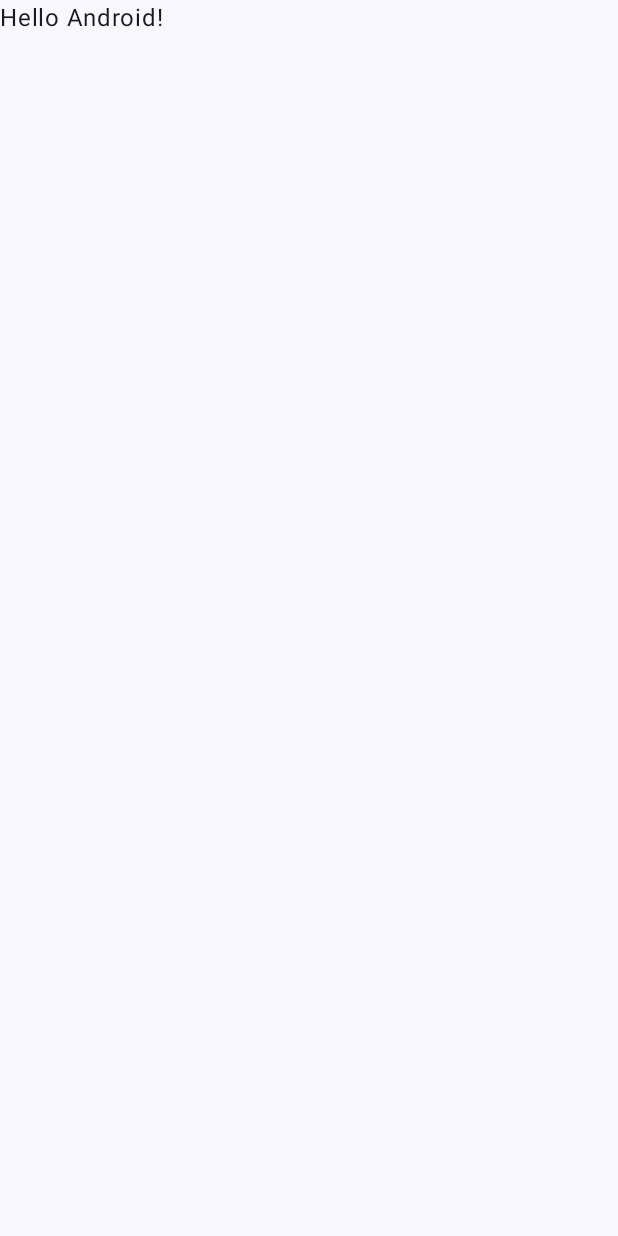
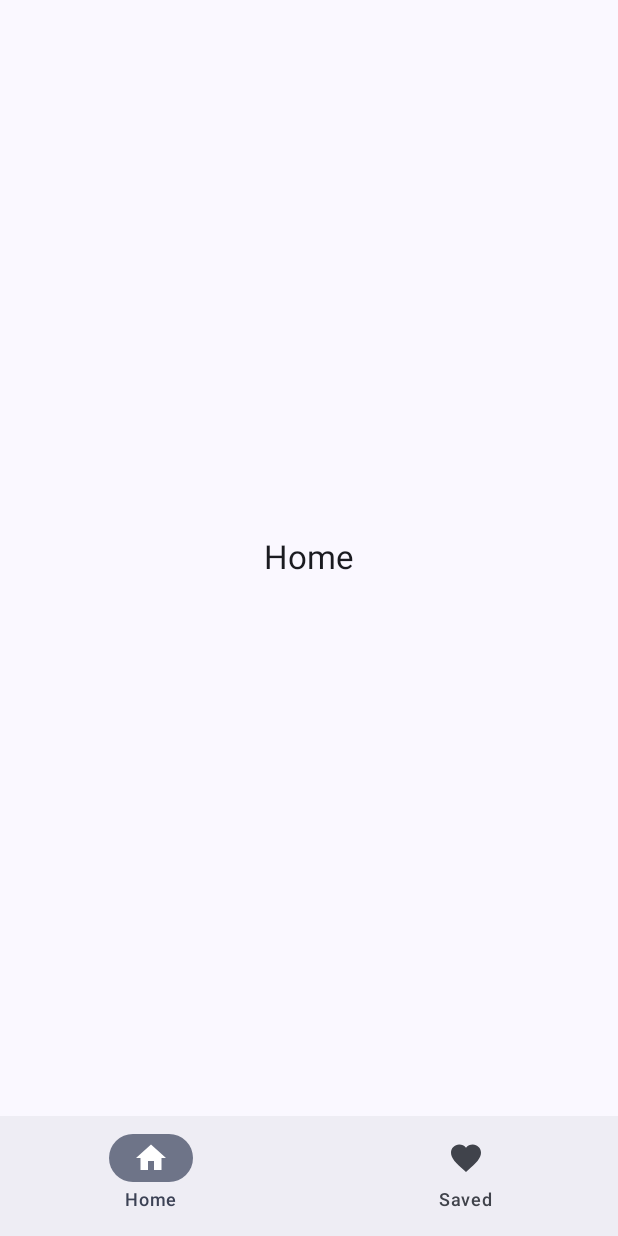
Before and after one commit to Abizer-R/EkaNewsApp, an Android app built with Jetpack Compose: the screen it shows after launch (MainActivity), on a phone screen of 412 x 824 dp. Before the commit the screen is almost empty. Run offline under Robolectric (Android 15) with nearby library versions, the phone set to English and light mode, and no system bars.

Commit message:
Introduced basic bottom navigation

```diff
--- a/app/src/main/java/com/abizer_r/newsapp/MainActivity.kt
+++ b/app/src/main/java/com/abizer_r/newsapp/MainActivity.kt
@@ -11,6 +11,7 @@ import androidx.compose.material3.Text
 import androidx.compose.runtime.Composable
 import androidx.compose.ui.Modifier
 import androidx.compose.ui.tooling.preview.Preview
+import com.abizer_r.newsapp.ui.NewsApp
 import com.abizer_r.newsapp.ui.theme.NewsAppTheme
 
 class MainActivity : ComponentActivity() {
@@ -19,29 +20,8 @@ class MainActivity : ComponentActivity() {
         enableEdgeToEdge()
         setContent {
             NewsAppTheme {
-                Scaffold(modifier = Modifier.fillMaxSize()) { innerPadding ->
-                    Greeting(
-                        name = "Android",
-                        modifier = Modifier.padding(innerPadding)
-                    )
-                }
+                NewsApp()
             }
         }
     }
 }
-
-@Composable
-fun Greeting(name: String, modifier: Modifier = Modifier) {
-    Text(
-        text = "Hello $name!",
-        modifier = modifier
-    )
-}
-
-@Preview(showBackground = true)
-@Composable
-fun GreetingPreview() {
-    NewsAppTheme {
-        Greeting("Android")
-    }
-}
--- /dev/null
+++ b/app/src/main/java/com/abizer_r/newsapp/ui/NewsApp.kt
@@ -0,0 +1,48 @@
+package com.abizer_r.newsapp.ui
+
+import androidx.compose.foundation.layout.Box
+import androidx.compose.foundation.layout.fillMaxSize
+import androidx.compose.foundation.layout.padding
+import androidx.compose.material3.Scaffold
+import androidx.compose.runtime.Composable
+import androidx.compose.runtime.getValue
+import androidx.compose.runtime.mutableStateOf
+import androidx.compose.runtime.remember
+import androidx.compose.runtime.setValue
+import androidx.compose.ui.Modifier
+import androidx.compose.ui.tooling.preview.Preview
+import com.abizer_r.newsapp.ui.home.HomeScreen
+import com.abizer_r.newsapp.ui.navigation.BottomBar
+import com.abizer_r.newsapp.ui.navigation.BottomNavTab
+import com.abizer_r.newsapp.ui.saved.SavedScreen
+import com.abizer_r.newsapp.ui.theme.NewsAppTheme
+
+
+@Composable
+fun NewsApp() {
+    var selectedTab: BottomNavTab by remember { mutableStateOf(BottomNavTab.HOME) }
+    Scaffold(
+        bottomBar = {
+            BottomBar(selectedTab = selectedTab, onTabSelected = { selectedTab = it })
+        }
+    ) { paddingValues ->
+        Box(
+            modifier = Modifier
+                .padding(paddingValues)
+                .fillMaxSize()
+        ) {
+            when (selectedTab) {
+                BottomNavTab.HOME -> HomeScreen()
+                BottomNavTab.SAVED -> SavedScreen()
+            }
+        }
+    }
+}
+
+@Preview(showBackground = true)
+@Composable
+fun DefaultPreview() {
+    NewsAppTheme {
+        NewsApp()
+    }
+}
--- /dev/null
+++ b/app/src/main/java/com/abizer_r/newsapp/ui/home/HomeScreen.kt
@@ -0,0 +1,26 @@
+package com.abizer_r.newsapp.ui.home
+
+import androidx.compose.foundation.layout.Box
+import androidx.compose.foundation.layout.fillMaxSize
+import androidx.compose.material3.MaterialTheme
+import androidx.compose.material3.Text
+import androidx.compose.runtime.Composable
+import androidx.compose.ui.Alignment
+import androidx.compose.ui.Modifier
+import androidx.compose.ui.res.stringResource
+import androidx.compose.ui.text.font.FontWeight
+import androidx.compose.ui.unit.sp
+import com.abizer_r.newsapp.R
+
+@Composable
+fun HomeScreen() {
+    Box(
+        modifier = Modifier.fillMaxSize(),
+        contentAlignment = Alignment.Center
+    ) {
+        Text(
+            text = stringResource(R.string.home),
+            style = MaterialTheme.typography.titleLarge,
+        )
+    }
+}
--- /dev/null
+++ b/app/src/main/java/com/abizer_r/newsapp/ui/navigation/BottomNavTab.kt
@@ -0,0 +1,48 @@
+package com.abizer_r.newsapp.ui.navigation
+
+import androidx.compose.material.icons.Icons
+import androidx.compose.material.icons.filled.Favorite
+import androidx.compose.material.icons.filled.Home
+import androidx.compose.material3.Icon
+import androidx.compose.material3.NavigationBar
+import androidx.compose.material3.NavigationBarItem
+import androidx.compose.material3.Text
+import androidx.compose.runtime.Composable
+import androidx.compose.ui.graphics.vector.ImageVector
+import androidx.compose.ui.res.stringResource
+import com.abizer_r.newsapp.R
+
+enum class BottomNavTab {
+    HOME, SAVED
+}
+
+@Composable
+fun BottomNavTab.getTabLabel(): String {
+    return when (this) {
+        BottomNavTab.HOME -> stringResource(R.string.home)
+        BottomNavTab.SAVED -> stringResource(R.string.saved)
+    }
+}
+
+@Composable
+fun BottomNavTab.getTabIcon(): ImageVector {
+    return when (this) {
+        BottomNavTab.HOME -> Icons.Default.Home
+        BottomNavTab.SAVED -> Icons.Default.Favorite
+    }
+}
+
+@Composable
+fun BottomBar(selectedTab: BottomNavTab, onTabSelected: (BottomNavTab) -> Unit) {
+    NavigationBar {
+        BottomNavTab.entries.forEach { navTab ->
+            val tabLabel = navTab.getTabLabel()
+            NavigationBarItem(
+                selected = selectedTab == navTab,
+                onClick = { onTabSelected(navTab) },
+                label = { Text(text = tabLabel) },
+                icon = { Icon(navTab.getTabIcon(), contentDescription = tabLabel) }
+            )
+        }
+    }
+}
--- /dev/null
+++ b/app/src/main/java/com/abizer_r/newsapp/ui/saved/SavedScreen.kt
@@ -0,0 +1,26 @@
+package com.abizer_r.newsapp.ui.saved
+
+import androidx.compose.foundation.layout.Box
+import androidx.compose.foundation.layout.fillMaxSize
+import androidx.compose.material3.MaterialTheme
+import androidx.compose.material3.Text
+import androidx.compose.runtime.Composable
+import androidx.compose.ui.Alignment
+import androidx.compose.ui.Modifier
+import androidx.compose.ui.res.stringResource
+import androidx.compose.ui.text.font.FontWeight
+import androidx.compose.ui.unit.sp
+import com.abizer_r.newsapp.R
+
+@Composable
+fun SavedScreen() {
+    Box(
+        modifier = Modifier.fillMaxSize(),
+        contentAlignment = Alignment.Center
+    ) {
+        Text(
+            text = stringResource(R.string.saved),
+            style = MaterialTheme.typography.titleLarge,
+        )
+    }
+}
--- a/app/src/main/res/values/strings.xml
+++ b/app/src/main/res/values/strings.xml
@@ -1,3 +1,5 @@
 <resources>
     <string name="app_name">NewsApp</string>
+    <string name="home">Home</string>
+    <string name="saved">Saved</string>
 </resources>
```
